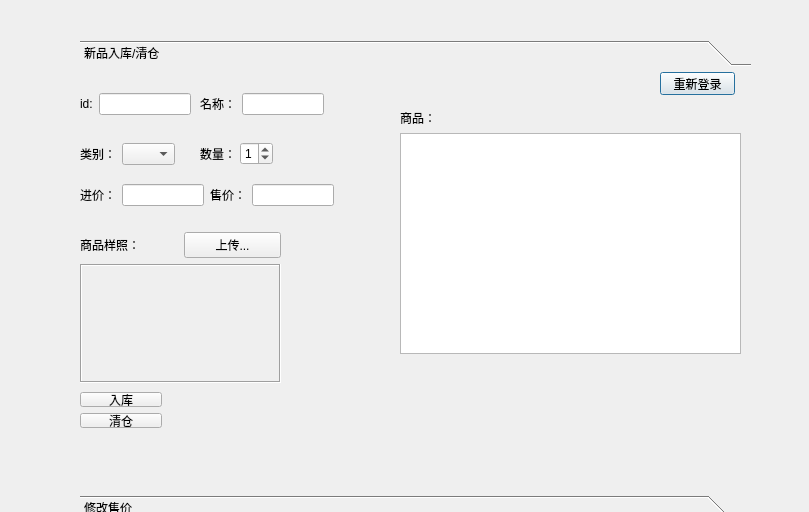
XMeleny/DB, file mystaff.ui: the form before one commit.
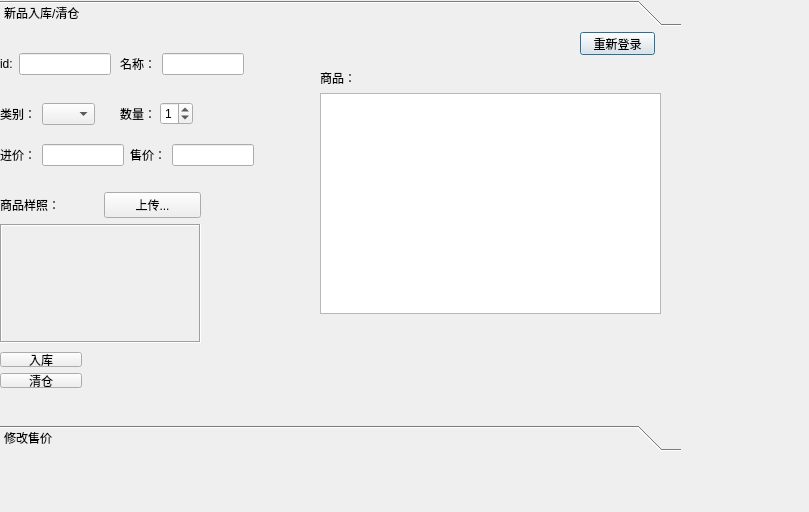
The form after the commit.

What changed in the file:
```diff
--- a/mystaff.ui
+++ b/mystaff.ui
@@ -19,10 +19,10 @@
    </property>
    <property name="geometry">
     <rect>
-     <x>80</x>
-     <y>40</y>
-     <width>671</width>
-     <height>481</height>
+     <x>0</x>
+     <y>0</y>
+     <width>681</width>
+     <height>451</height>
     </rect>
    </property>
    <widget class="QWidget" name="toolBoxPage1">
@@ -30,8 +30,8 @@
      <rect>
       <x>0</x>
       <y>0</y>
-      <width>671</width>
-      <height>439</height>
+      <width>681</width>
+      <height>409</height>
      </rect>
     </property>
     <attribute name="label">
```
Left out of the diff: 4 changed lines with no effect on the pictures.
